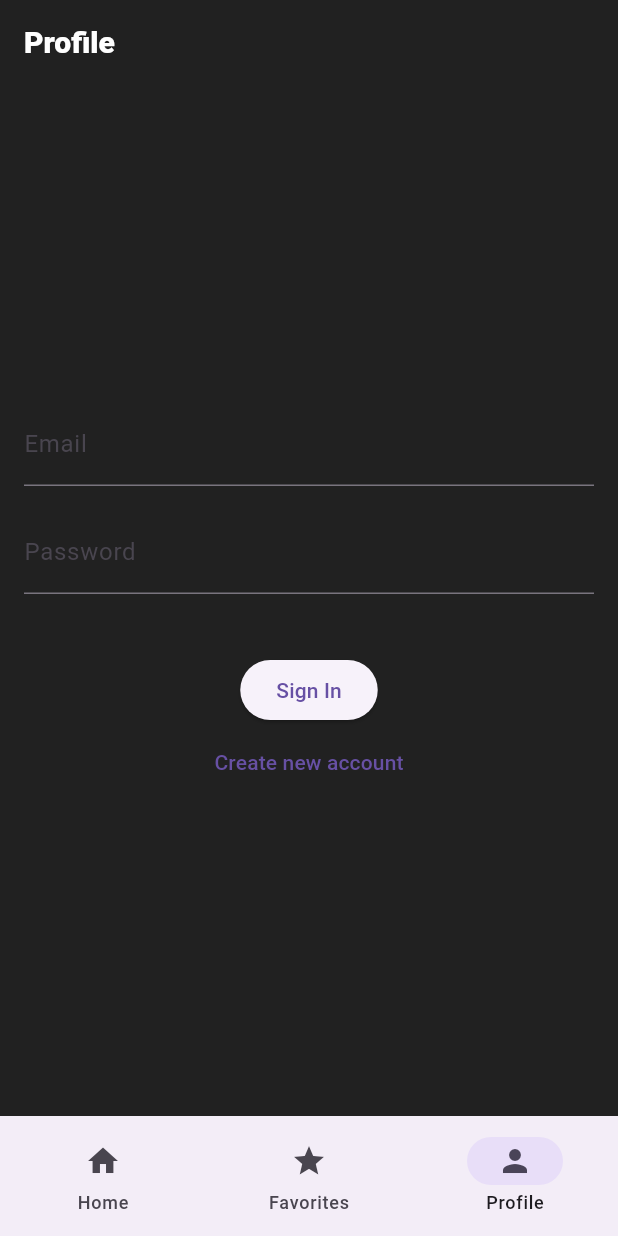
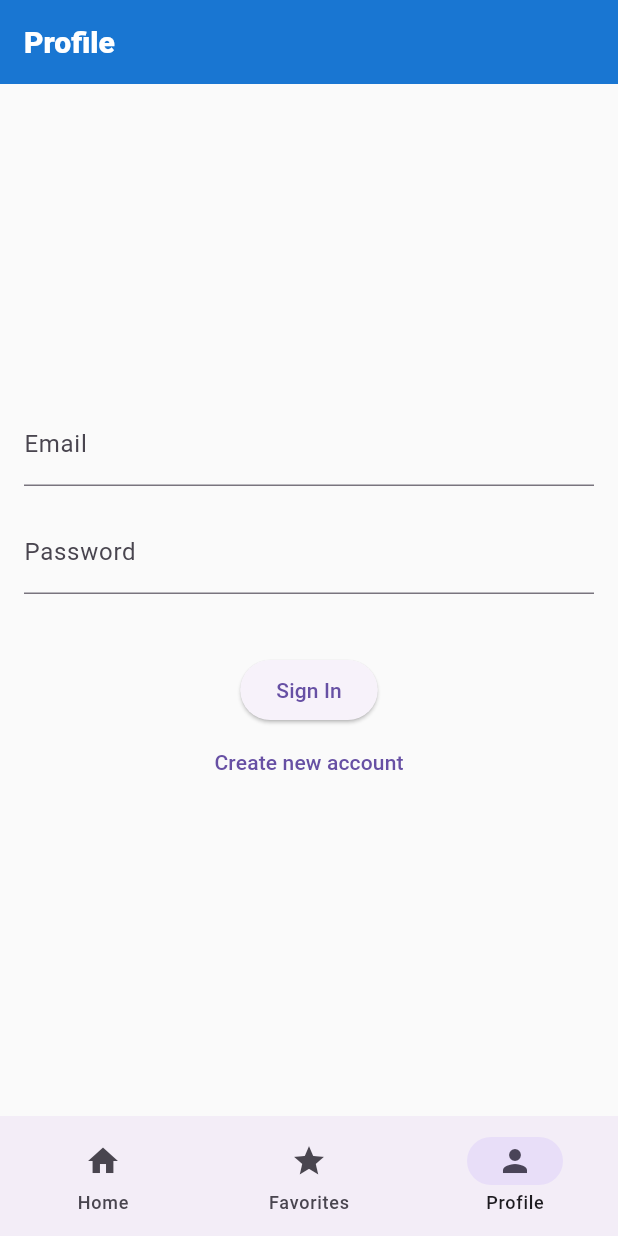
Before and after one commit to MakatuSSiN/agregator_Kripto, a Flutter app: the screen it shows after launch, item 3 of the bottom bar chosen, on a phone screen of 412 x 824 dp. Run offline on Flutter 3.47's test engine with Material 3 defaults, Android fonts, the phone set to English and light mode, and no system bars; our stand-ins replace bloc, cloud_firestore, dio, equatable, firebase_auth, firebase_core and 3 more; accounts and stored records are empty; network calls fail.

Commit message:
dobavlena svetlaya tema bez pereklyuchatelya

```diff
--- a/lib/app.dart
+++ b/lib/app.dart
@@ -5,10 +5,12 @@ import 'package:agregator_kripto/repositories/crypto_coins/crypto_candle_reposit
 import 'package:agregator_kripto/repositories/favorites_repository.dart';
 import 'package:agregator_kripto/router/router.dart';
 import 'package:agregator_kripto/theme/theme.dart';
+import 'package:agregator_kripto/theme/theme_provider.dart';
 import 'package:firebase_auth/firebase_auth.dart';
 import 'package:flutter/material.dart';
 import 'package:flutter_bloc/flutter_bloc.dart';
 import 'package:get_it/get_it.dart';
+import 'package:provider/provider.dart';
 import 'features/auth/bloc/auth_bloc.dart';
 import 'features/auth/repositories/auth_repository.dart';
 import 'features/crypto_list/bloc/crypto_list_bloc.dart';
@@ -44,12 +46,18 @@ class CryptoApp extends StatelessWidget {
           )..add(LoadFavorites()),
         ),
       ],
-      child: MaterialApp(
-        debugShowCheckedModeBanner: false,
-        title: 'CRYPTO APP',
-        theme: darkTheme,
-        initialRoute: '/',
-        routes: routes,
+      child: Consumer<ThemeProvider>(
+        builder: (context, themeProvider, child) {
+          return MaterialApp(
+            debugShowCheckedModeBanner: false,
+            title: 'CRYPTO APP',
+            theme: lightTheme,
+            darkTheme: darkTheme,
+            themeMode: themeProvider.themeMode, // Используем текущую тему из провайдера
+            initialRoute: '/',
+            routes: routes,
+          );
+        },
       ),
     );
   }
--- a/lib/main.dart
+++ b/lib/main.dart
@@ -3,6 +3,7 @@ import 'package:agregator_kripto/repositories/crypto_coins/abstract_coins_reposi
 import 'package:agregator_kripto/repositories/crypto_coins/crypto_candle_repository.dart';
 import 'package:agregator_kripto/repositories/crypto_coins/crypto_coins_repository.dart';
 import 'package:agregator_kripto/repositories/favorites_repository.dart';
+import 'package:agregator_kripto/theme/theme_provider.dart';
 import 'package:cloud_firestore/cloud_firestore.dart';
 import 'package:firebase_auth/firebase_auth.dart';
 import 'package:firebase_core/firebase_core.dart';
@@ -10,6 +11,7 @@ import 'package:flutter/material.dart';
 import 'package:flutter/services.dart';
 import 'package:get_it/get_it.dart';
 import 'package:dio/dio.dart';
+import 'package:provider/provider.dart';
 
 import 'features/auth/bloc/auth_bloc.dart';
 import 'features/auth/repositories/auth_repository.dart';
@@ -26,7 +28,11 @@ void main() async{
     options: DefaultFirebaseOptions.currentPlatform,
   );
   _setupDependencies();
-  runApp(const CryptoApp());
+  runApp(ChangeNotifierProvider(
+    create: (context) => ThemeProvider(),
+    child: const CryptoApp()
+  )
+  );
 }
 void _setupDependencies() {
 
--- a/lib/theme/theme.dart
+++ b/lib/theme/theme.dart
@@ -28,3 +28,38 @@ final darkTheme = ThemeData(
         )
     )
 );
+
+final lightTheme = ThemeData(
+  dividerColor: Colors.black,
+  scaffoldBackgroundColor: Colors.grey.shade50,
+  textTheme: TextTheme(
+      bodyMedium: TextStyle(
+        color: Colors.black,
+        fontWeight: FontWeight.w500,
+        fontSize: 20,
+      ),
+      labelSmall: TextStyle(
+          color: Colors.black.withValues(alpha: 0.8),
+          fontWeight: FontWeight.w700,
+          fontSize: 14
+      )
+  ),
+  listTileTheme: const ListTileThemeData(
+      iconColor: Colors.black
+  ),
+  appBarTheme: AppBarTheme(
+      elevation: 0,
+      backgroundColor: Colors.blue.shade700,
+      titleTextStyle: TextStyle(
+          color: Colors.white,
+          fontSize: 20,
+          fontWeight: FontWeight.w800
+      ),
+      iconTheme: const IconThemeData(color: Colors.white)
+  ),
+  bottomNavigationBarTheme: BottomNavigationBarThemeData(
+    backgroundColor: Colors.blue.shade700,
+    selectedItemColor: Colors.white,
+    unselectedItemColor: Colors.white.withValues(alpha: 0.6),
+  ),
+);
--- /dev/null
+++ b/lib/theme/theme_provider.dart
@@ -0,0 +1,12 @@
+import 'package:flutter/material.dart';
+
+class ThemeProvider with ChangeNotifier {
+  ThemeMode _themeMode = ThemeMode.light;
+
+  ThemeMode get themeMode => _themeMode;
+
+  void toggleTheme(bool isDark) {
+    _themeMode = isDark ? ThemeMode.dark : ThemeMode.light;
+    notifyListeners();
+  }
+}
--- a/pubspec.yaml
+++ b/pubspec.yaml
@@ -24,6 +24,7 @@ dependencies:
   fl_chart: ^1.0.0
   syncfusion_flutter_charts: ^29.2.5
   cloud_firestore: ^5.6.8
+  provider: ^6.1.5
 
 dev_dependencies:
   flutter_test:
```
Also changed, not shown: pubspec.lock.
